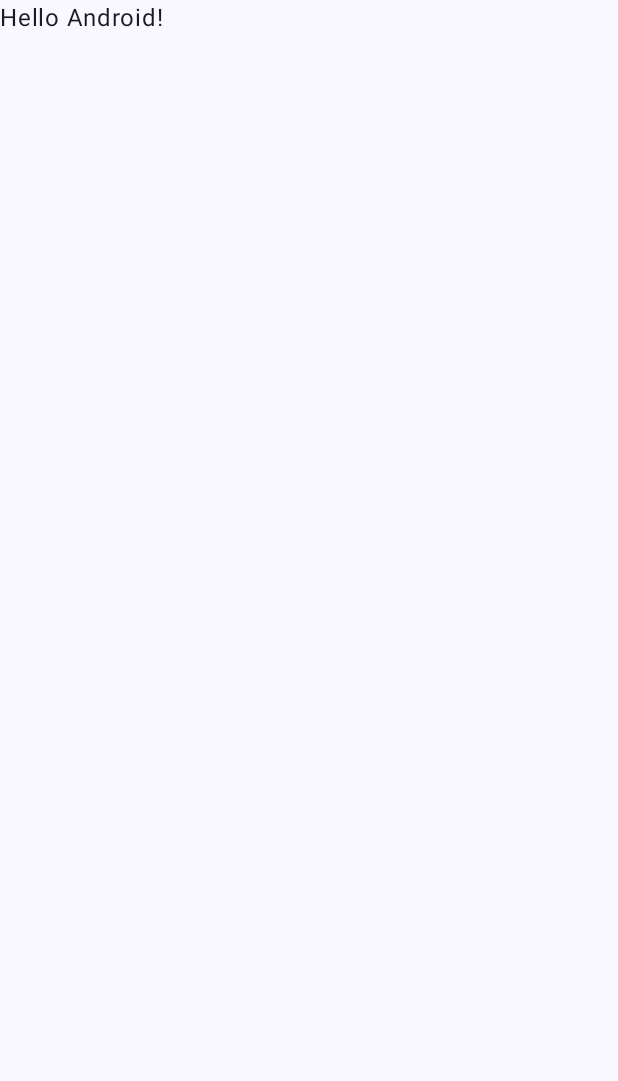
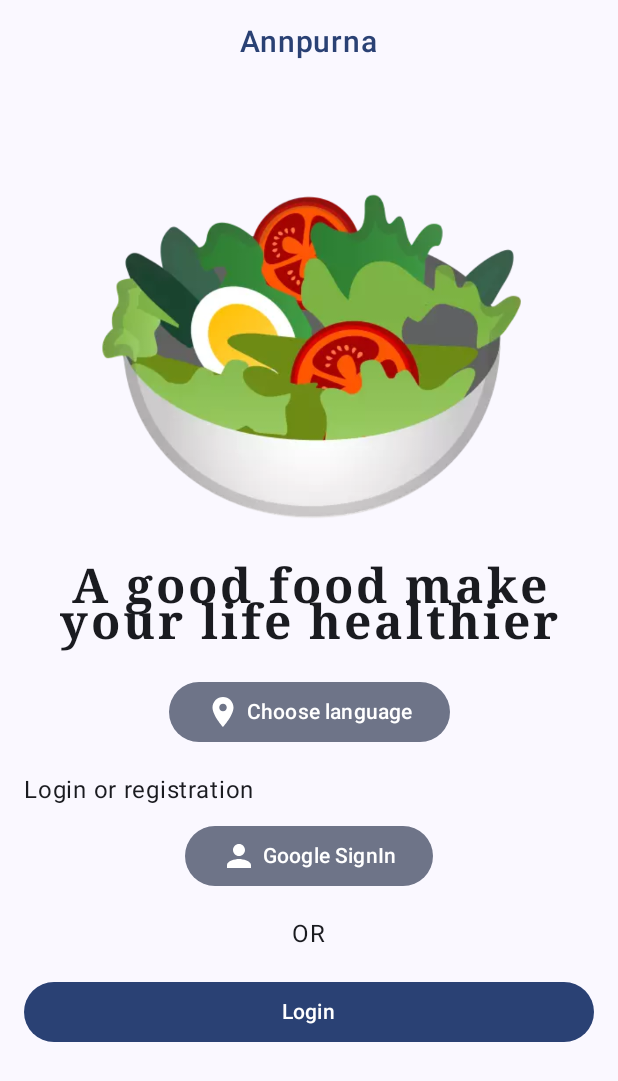
Before and after one commit to KaushalVasava/JetPackCompose_Basic, an Android app built with Jetpack Compose: the screen it shows after launch (MainActivity), on a phone screen of 412 x 824 dp. Before the commit the part shown is almost empty. Shown: the top 1081 px of the screen. Run offline under Robolectric (Android 15) with nearby library versions, the phone set to English and light mode, and no system bars.

Commit message:
Add food screen

```diff
--- a/app/build.gradle
+++ b/app/build.gradle
@@ -37,7 +37,7 @@ android {
         compose true
     }
     composeOptions {
-        kotlinCompilerExtensionVersion '1.4.3'
+        kotlinCompilerExtensionVersion '1.4.7'
     }
     packagingOptions {
         resources {
--- a/app/src/main/java/com/lahsuak/apps/jetpackcomposebasic/MainActivity.kt
+++ b/app/src/main/java/com/lahsuak/apps/jetpackcomposebasic/MainActivity.kt
@@ -10,6 +10,7 @@ import androidx.compose.material3.Text
 import androidx.compose.runtime.Composable
 import androidx.compose.ui.Modifier
 import androidx.compose.ui.tooling.preview.Preview
+import com.lahsuak.apps.jetpackcomposebasic.ui.screen.SplashScreen
 import com.lahsuak.apps.jetpackcomposebasic.ui.theme.JetPackComposeBasicTheme
 
 class MainActivity : ComponentActivity() {
@@ -22,7 +23,7 @@ class MainActivity : ComponentActivity() {
                     modifier = Modifier.fillMaxSize(),
                     color = MaterialTheme.colorScheme.background
                 ) {
-                    Greeting("Android")
+                    SplashScreen()
                 }
             }
         }
--- /dev/null
+++ b/app/src/main/java/com/lahsuak/apps/jetpackcomposebasic/ui/screen/NavigationItem.kt
@@ -0,0 +1 @@
+package com.lahsuak.apps.jetpackcomposebasic.ui.screen
--- /dev/null
+++ b/app/src/main/java/com/lahsuak/apps/jetpackcomposebasic/ui/screen/SplashScreen.kt
@@ -0,0 +1,115 @@
+package com.lahsuak.apps.jetpackcomposebasic.ui.screen
+
+import androidx.compose.foundation.Image
+import androidx.compose.foundation.background
+import androidx.compose.foundation.layout.Arrangement
+import androidx.compose.foundation.layout.Box
+import androidx.compose.foundation.layout.Column
+import androidx.compose.foundation.layout.Spacer
+import androidx.compose.foundation.layout.fillMaxSize
+import androidx.compose.foundation.layout.fillMaxWidth
+import androidx.compose.foundation.layout.height
+import androidx.compose.foundation.layout.padding
+import androidx.compose.foundation.layout.size
+import androidx.compose.foundation.layout.width
+import androidx.compose.material.icons.Icons
+import androidx.compose.material.icons.filled.LocationOn
+import androidx.compose.material.icons.filled.Person
+import androidx.compose.material3.Button
+import androidx.compose.material3.FilledTonalButton
+import androidx.compose.material3.FilledTonalIconButton
+import androidx.compose.material3.Icon
+import androidx.compose.material3.MaterialTheme
+import androidx.compose.material3.Surface
+import androidx.compose.material3.Text
+import androidx.compose.runtime.Composable
+import androidx.compose.ui.Alignment
+import androidx.compose.ui.Modifier
+import androidx.compose.ui.layout.ContentScale
+import androidx.compose.ui.res.painterResource
+import androidx.compose.ui.text.font.FontFamily
+import androidx.compose.ui.text.font.FontWeight
+import androidx.compose.ui.text.style.TextAlign
+import androidx.compose.ui.tooling.preview.Preview
+import androidx.compose.ui.unit.dp
+import androidx.compose.ui.unit.sp
+import com.lahsuak.apps.jetpackcomposebasic.R
+
+@Composable
+fun SplashScreen() {
+    Box(Modifier.fillMaxSize()) {
+        Column(
+            Modifier
+                .fillMaxWidth()
+                .padding(16.dp),
+            verticalArrangement = Arrangement.Center,
+        ) {
+            Text(
+                "Annpurna",
+                fontSize = 20.sp,
+                fontWeight = FontWeight.SemiBold,
+                color = MaterialTheme.colorScheme.primary,
+                modifier = Modifier.align(Alignment.CenterHorizontally)
+            )
+            Spacer(modifier = Modifier.height(16.dp))
+            Image(
+                painter = painterResource(id = R.drawable.food_logo), contentDescription = "food",
+                contentScale = ContentScale.Crop,
+                modifier = Modifier
+                    .size(300.dp)
+                    .align(Alignment.CenterHorizontally)
+            )
+            Spacer(modifier = Modifier.height(16.dp))
+            Text(
+                "A good food make your life healthier",
+                fontSize = 32.sp,
+                fontWeight = FontWeight.SemiBold,
+                color = MaterialTheme.colorScheme.onSurface,
+                textAlign = TextAlign.Center,
+                fontFamily = FontFamily.Serif,
+                letterSpacing = 2.sp,
+                modifier = Modifier.align(Alignment.CenterHorizontally)
+            )
+            Spacer(modifier = Modifier.height(16.dp))
+            FilledTonalButton(
+                onClick = {},
+                modifier = Modifier.align(Alignment.CenterHorizontally)
+            ) {
+                Icon(Icons.Default.LocationOn, contentDescription = null)
+                Spacer(modifier = Modifier.width(4.dp))
+                Text("Choose language")
+            }
+            Spacer(modifier = Modifier.height(16.dp))
+            Text(
+                "Login or registration",
+                fontSize = 16.sp,
+                color = MaterialTheme.colorScheme.onSurface
+            )
+            Spacer(modifier = Modifier.height(8.dp))
+            FilledTonalButton(
+                onClick = { /*TODO*/ },
+                modifier = Modifier.align(Alignment.CenterHorizontally)
+            ) {
+                Icon(Icons.Default.Person, contentDescription = null)
+                Spacer(modifier = Modifier.width(4.dp))
+                Text("Google SignIn")
+            }
+            Spacer(modifier = Modifier.height(16.dp))
+            Text("OR", Modifier.align(Alignment.CenterHorizontally))
+            Spacer(modifier = Modifier.height(16.dp))
+            Button(onClick = { /*TODO*/ }, Modifier.fillMaxWidth()) {
+                Text("Login")
+            }
+        }
+    }
+}
+
+@Preview(showBackground = true)
+@Composable
+fun PreviewSplashScreen() {
+    MaterialTheme {
+        Surface(modifier = Modifier.background(MaterialTheme.colorScheme.background)) {
+            SplashScreen()
+        }
+    }
+}
--- a/build.gradle
+++ b/build.gradle
@@ -1,10 +1,10 @@
 buildscript {
     ext {
-        compose_version = '1.4.3'
+        compose_version = '1.4.7'
     }
 }// Top-level build file where you can add configuration options common to all sub-projects/modules.
 plugins {
-    id 'com.android.application' version '8.0.2' apply false
-    id 'com.android.library' version '8.0.2' apply false
-    id 'org.jetbrains.kotlin.android' version '1.8.10' apply false
+    id 'com.android.application' version '8.1.0' apply false
+    id 'com.android.library' version '8.1.0' apply false
+    id 'org.jetbrains.kotlin.android' version '1.8.21' apply false
 }
```
Also changed, not shown: app/src/main/res/drawable/food_logo.webp (added).
